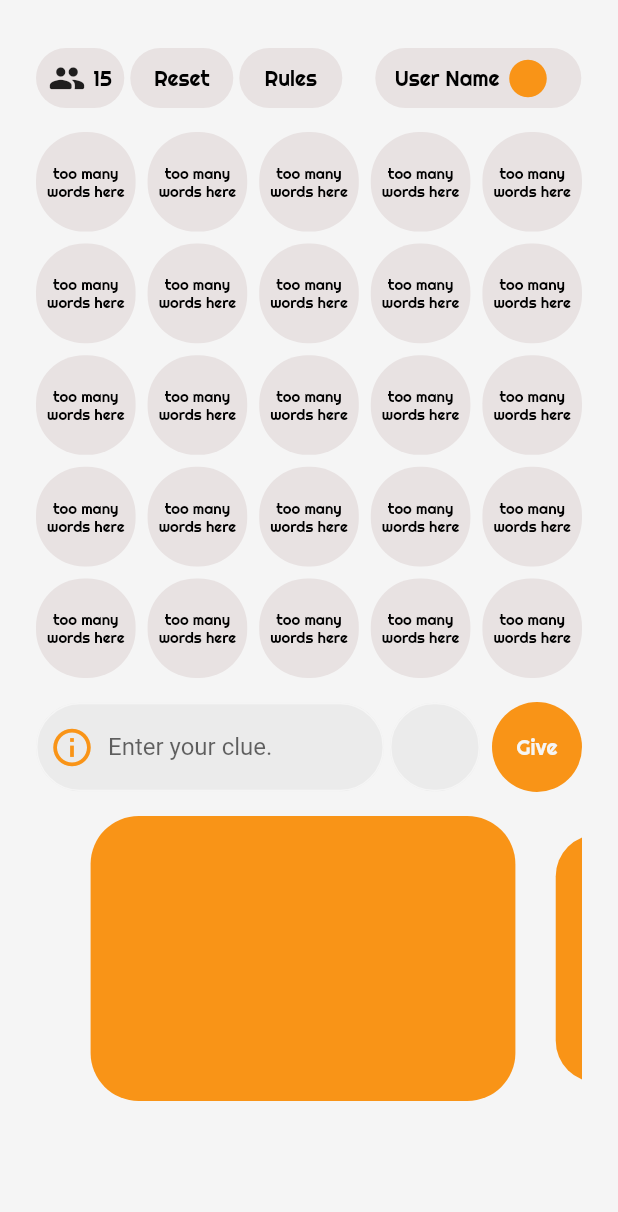
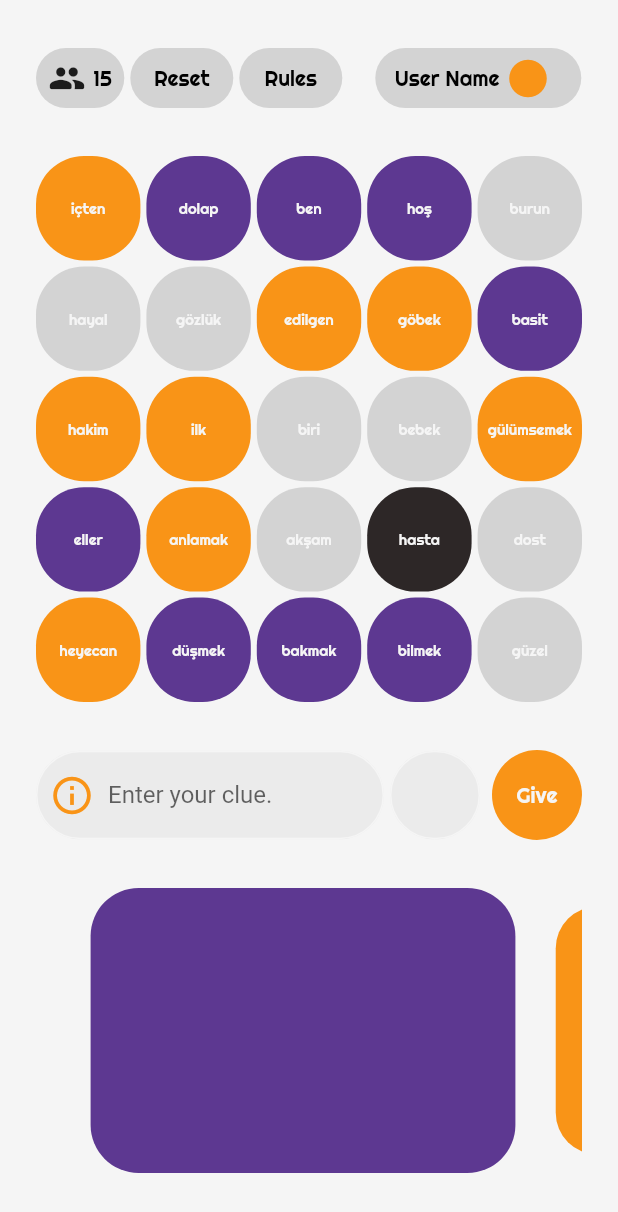
Before and after one commit to umutcanszoglu/mindmatcher, a Flutter app: the CreateRoomPage screen opened directly, after a tap on "Create", on a phone screen of 412 x 824 dp. Shown: the top 1212 px of the screen. Run offline on Flutter 3.47's test engine with Material 2 defaults, Android fonts, the phone set to English and light mode, and no system bars; drawn by our look-alikes of carousel_slider; our stand-ins replace get, google_fonts, lottie.

Commit message:
teams and word colors added.

```diff
--- /dev/null
+++ b/lib/consts/const.dart
@@ -0,0 +1,155 @@
+class Const {
+  static const randomWords = <String>[
+    'açık',
+    'ağaç',
+    'akşam',
+    'alışveriş',
+    'anlamak',
+    'anne',
+    'araba',
+    'arkadaş',
+    'asansör',
+    'ayak',
+    'aynı',
+    'ayrı',
+    'ağlamak',
+    'babam',
+    'bahar',
+    'bakmak',
+    'balık',
+    'banyo',
+    'basit',
+    'başka',
+    'bebek',
+    'bedava',
+    'beklemek',
+    'belki',
+    'ben',
+    'beslenmek',
+    'beyaz',
+    'bilet',
+    'bilmek',
+    'birçok',
+    'biri',
+    'bitki',
+    'böyle',
+    'bu',
+    'bulmak',
+    'burada',
+    'burun',
+    'buzağı',
+    'büyük',
+    'caddesi',
+    'cam',
+    'camii',
+    'cansız',
+    'cevap',
+    'cuma',
+    'çalışmak',
+    'çamaşır',
+    'çamur',
+    'çevre',
+    'çiçek',
+    'çikolata',
+    'çizmek',
+    'çocuk',
+    'çok',
+    'çorba',
+    'dağ',
+    'dalga',
+    'davranmak',
+    'defter',
+    'deli',
+    'deniz',
+    'derece',
+    'dergi',
+    'dert',
+    'değişmek',
+    'diğer',
+    'dikkat',
+    'dilemek',
+    'dilenci',
+    'dinlemek',
+    'doktor',
+    'dolap',
+    'domuz',
+    'dost',
+    'dünya',
+    'düşmek',
+    'düşünmek',
+    'ebeveyn',
+    'edilgen',
+    'efendi',
+    'ehliyet',
+    'ekonomik',
+    'elektrik',
+    'eller',
+    'emekli',
+    'emlak',
+    'engel',
+    'etmek',
+    'evet',
+    'eylül',
+    'farklı',
+    'fatura',
+    'fırtına',
+    'fikir',
+    'film',
+    'filozof',
+    'fındık',
+    'fırsat',
+    'fizik',
+    'fotograf',
+    'futbol',
+    'garson',
+    'gazete',
+    'gece',
+    'geldi',
+    'gemi',
+    'geniş',
+    'gerçek',
+    'giyim',
+    'göbek',
+    'gökyüzü',
+    'gölge',
+    'göndermek',
+    'görmek',
+    'gözlük',
+    'gözyaşı',
+    'gülümsemek',
+    'güneş',
+    'güzel',
+    'hakim',
+    'hala',
+    'halk',
+    'halı',
+    'hasta',
+    'hayal',
+    'hazine',
+    'hep',
+    'hepsi',
+    'heyecan',
+    'hikaye',
+    'hizmet',
+    'hoş',
+    'hükümet',
+    'içmek',
+    'içten',
+    'ihtiyaç',
+    'ilginç',
+    'ilk',
+    'imkansız',
+    'isim',
+    'işaret',
+    'istasyon',
+    'italyan',
+    'itiraf',
+    'iyi',
+    'jandarma',
+    'joker',
+    'judo',
+    'jurnal',
+    'kabul',
+    'kadın',
+  ];
+}
--- a/lib/consts/teams.dart
+++ b/lib/consts/teams.dart
@@ -1,9 +1,9 @@
 import 'package:mindmatcher/consts/theme.dart';
-import 'package:mindmatcher/widgets/teams_card.dart';
+import 'package:mindmatcher/models/team_model.dart';
 
 class Teams {
-  static final teams = <TeamsCard>[
-    const TeamsCard(color: orange),
-    const TeamsCard(color: purple),
+  static final teams = <TeamModel>[
+    TeamModel(teamColor: purple),
+    TeamModel(teamColor: orange),
   ];
 }
--- a/lib/consts/theme.dart
+++ b/lib/consts/theme.dart
@@ -4,10 +4,11 @@ import 'package:google_fonts/google_fonts.dart';
 
 const purple = Color(0xff5D3891);
 const orange = Color(0xffF99417);
-const dirtyWhite = Color(0xffE8E2E2);
+const dirtyWhite = Color.fromARGB(255, 211, 211, 211);
 const white = Color(0xffF5F5F5);
 const green = Color(0xff628c36);
 const red = Color(0xffCF0A0A);
+const black = Color(0xff2D2727);
 
 class FontStyles {
   static TextStyle headers = GoogleFonts.righteous(
--- a/lib/consts/words.dart
+++ /dev/null
@@ -1,48 +0,0 @@
-List<String> randomWords = [
-  "Giraffe",
-  "Aquarium",
-  "Chrysanthemum",
-  "Harpsichord",
-  "Kangaroo",
-  "Lampshade",
-  "Mongoose",
-  "Nostalgia",
-  "Ostrich",
-  "Pterodactyl",
-  "Quagmire",
-  "Rhododendron",
-  "Salamander",
-  "Tambourine",
-  "Umbrella",
-  "Volcano",
-  "Waterfall",
-  "Xylophone",
-  "Yellow",
-  "Zucchini",
-  "Anemone",
-  "Basilica",
-  "Carnival",
-  "Dandelion",
-  "Euphoria",
-  "Flamingo",
-  "Gargoyle",
-  "Hedgehog",
-  "Iguana",
-  "Jaguar",
-  "Kilometer",
-  "Lavender",
-  "Marmalade",
-  "Nectarine",
-  "Orchid",
-  "Peppermint",
-  "Quicksand",
-  "Raspberry",
-  "Sapphire",
-  "Thunderbolt",
-  "Umbilical",
-  "Vermillion",
-  "Whirlwind",
-  "Xenophobia",
-  "Yesteryear",
-  "Zodiac"
-];
--- /dev/null
+++ b/lib/controllers/clue_controller.dart
@@ -0,0 +1,26 @@
+import 'package:flutter/widgets.dart';
+import 'package:get/get.dart';
+import 'package:mindmatcher/consts/theme.dart';
+import 'package:mindmatcher/utils/helpers.dart';
+
+class ClueController extends GetxController {
+  final clue = TextEditingController();
+  final clueCount = TextEditingController();
+
+  @override
+  void onClose() {
+    clue.dispose();
+    clueCount.dispose();
+    super.onClose();
+  }
+
+  void getClues() {
+    Helpers.snackbar(clue.text.trim(), clueCount.text.trim(), purple);
+    resetFields();
+  }
+
+  void resetFields() {
+    clue.text = "";
+    clueCount.text = "";
+  }
+}
--- /dev/null
+++ b/lib/controllers/word_controller.dart
@@ -0,0 +1,44 @@
+import 'dart:math';
+
+import 'package:get/get.dart';
+import 'package:mindmatcher/consts/const.dart';
+import 'package:mindmatcher/consts/theme.dart';
+import 'package:mindmatcher/models/word_model.dart';
+
+class WordController extends GetxController {
+  final wordModels = <WordModel>[].obs;
+
+  @override
+  void onInit() {
+    getWords();
+    super.onInit();
+  }
+
+  void getWords() {
+    final temp = <String>[];
+    temp.addAll(Const.randomWords);
+
+    for (int i = 0; i < 25; i++) {
+      final num = Random().nextInt(temp.length);
+      final word = temp.removeAt(num);
+
+      if (i < 8) {
+        final entity = WordModel(word: word, color: purple);
+        wordModels.add(entity);
+      }
+      if (i >= 8 && i < 16) {
+        final entity = WordModel(word: word, color: orange);
+        wordModels.add(entity);
+      }
+      if (i >= 16 && i < 24) {
+        final entity = WordModel(word: word, color: dirtyWhite);
+        wordModels.add(entity);
+      }
+      if (i >= 24) {
+        final entity = WordModel(word: word, color: black);
+        wordModels.add(entity);
+      }
+    }
+    wordModels.shuffle();
+  }
+}
--- /dev/null
+++ b/lib/models/team_model.dart
@@ -0,0 +1,9 @@
+// ignore_for_file: public_member_api_docs, sort_constructors_first
+import 'package:flutter/material.dart';
+
+class TeamModel {
+  Color teamColor;
+  TeamModel({
+    required this.teamColor,
+  });
+}
--- /dev/null
+++ b/lib/models/word_model.dart
@@ -0,0 +1,10 @@
+import 'package:flutter/material.dart';
+
+class WordModel {
+  WordModel({
+    required this.word,
+    required this.color,
+  });
+  String word;
+  Color color;
+}
--- a/lib/screens/game_page.dart
+++ b/lib/screens/game_page.dart
@@ -1,5 +1,8 @@
 import 'package:flutter/material.dart';
+import 'package:get/get.dart';
 import 'package:mindmatcher/consts/theme.dart';
+import 'package:mindmatcher/controllers/clue_controller.dart';
+import 'package:mindmatcher/controllers/word_controller.dart';
 import 'package:mindmatcher/widgets/clue.dart';
 import 'package:mindmatcher/widgets/my_carousel.dart';
 import 'package:mindmatcher/widgets/my_grid.dart';
@@ -10,6 +13,9 @@ class GamePage extends StatelessWidget {
 
   @override
   Widget build(BuildContext context) {
+    final wordController = Get.put(WordController());
+    final clueController = Get.put(ClueController());
+
     return Scaffold(
       backgroundColor: white,
       body: SafeArea(
@@ -17,14 +23,14 @@ class GamePage extends StatelessWidget {
           padding: const EdgeInsets.symmetric(horizontal: 24, vertical: 32),
           child: ListView(
             physics: const BouncingScrollPhysics(),
-            children: const [
-              TopBarWidget(),
-              SizedBox(height: 16),
-              Flexible(child: MyGrid()),
-              SizedBox(height: 16),
-              ClueWidget(),
-              SizedBox(height: 16),
-              MyCarousel(),
+            children: [
+              const TopBarWidget(),
+              const SizedBox(height: 32),
+              Flexible(child: MyGrid(wordModels: wordController.wordModels)),
+              const SizedBox(height: 32),
+              ClueWidget(controller: clueController),
+              const SizedBox(height: 32),
+              const MyCarousel(),
             ],
           ),
         ),
--- /dev/null
+++ b/lib/utils/helpers.dart
@@ -0,0 +1,17 @@
+import 'package:flutter/material.dart';
+import 'package:get/get.dart';
+import 'package:mindmatcher/consts/theme.dart';
+
+class Helpers {
+  static void snackbar(String title, String msg, Color color) {
+    Get.snackbar(
+      title,
+      msg,
+      snackPosition: SnackPosition.TOP,
+      colorText: white,
+      margin: const EdgeInsets.all(20),
+      backgroundColor: color,
+      duration: const Duration(seconds: 2),
+    );
+  }
+}
--- a/lib/widgets/clue.dart
+++ b/lib/widgets/clue.dart
@@ -1,18 +1,24 @@
 import 'package:flutter/material.dart';
 import 'package:mindmatcher/consts/icons.dart';
 import 'package:mindmatcher/consts/theme.dart';
+import 'package:mindmatcher/controllers/clue_controller.dart';
 import 'package:mindmatcher/widgets/my_button.dart';
 import 'package:mindmatcher/widgets/my_textfield.dart';
 
 class ClueWidget extends StatelessWidget {
-  const ClueWidget({super.key});
+  const ClueWidget({
+    super.key,
+    required this.controller,
+  });
+  final ClueController controller;
 
   @override
   Widget build(BuildContext context) {
     return Row(
       children: [
-        const Expanded(
+        Expanded(
           child: MyTextField(
+            controller: controller.clue,
             prefixIcon: infoIcon,
             prefixIconColor: orange,
             borderColor: white,
@@ -20,15 +26,17 @@ class ClueWidget extends StatelessWidget {
           ),
         ),
         const SizedBox(width: 4),
-        const SizedBox(
+        SizedBox(
           width: 60,
           child: MyTextField(
+            controller: controller.clueCount,
             borderColor: white,
             keyboardType: TextInputType.number,
           ),
         ),
         const SizedBox(width: 8),
         MyButton(
+          onTap: () => controller.getClues(),
           width: 60,
           height: 60,
           color: orange,
--- a/lib/widgets/game_card.dart
+++ b/lib/widgets/game_card.dart
@@ -2,19 +2,21 @@ import 'package:flutter/material.dart';
 import 'package:mindmatcher/consts/theme.dart';
 
 class GameCard extends StatelessWidget {
-  const GameCard({super.key});
+  const GameCard({super.key, required this.text, required this.color});
+  final String text;
+  final Color color;
 
   @override
   Widget build(BuildContext context) {
     return Container(
       decoration: BoxDecoration(
-        color: dirtyWhite,
+        color: color,
         borderRadius: BorderRadius.circular(32),
       ),
       child: Center(
         child: Text(
-          "too many words here",
-          style: FontStyles.gameBlack,
+          text,
+          style: FontStyles.gameWhite,
           textAlign: TextAlign.center,
         ),
       ),
--- a/lib/widgets/my_carousel.dart
+++ b/lib/widgets/my_carousel.dart
@@ -1,7 +1,6 @@
 import 'package:carousel_slider/carousel_slider.dart';
 import 'package:flutter/material.dart';
 import 'package:mindmatcher/consts/teams.dart';
-import 'package:mindmatcher/consts/theme.dart';
 import 'package:mindmatcher/widgets/teams_card.dart';
 
 class MyCarousel extends StatelessWidget {
@@ -19,11 +18,9 @@ class MyCarousel extends StatelessWidget {
       items: Teams.teams.map((i) {
         return Builder(
           builder: (BuildContext context) {
-            return const Padding(
-              padding: EdgeInsets.only(right: 8.0),
-              child: TeamsCard(
-                color: orange,
-              ),
+            return Padding(
+              padding: const EdgeInsets.only(right: 8.0),
+              child: TeamsCard(team: i),
             );
           },
         );
--- a/lib/widgets/my_grid.dart
+++ b/lib/widgets/my_grid.dart
@@ -1,24 +1,24 @@
 import 'package:flutter/material.dart';
 import 'package:get/get.dart';
+import 'package:mindmatcher/models/word_model.dart';
 import 'package:mindmatcher/widgets/game_card.dart';
 
 class MyGrid extends StatelessWidget {
-  const MyGrid({super.key});
-
+  const MyGrid({super.key, required this.wordModels});
+  final List<WordModel> wordModels;
   @override
   Widget build(BuildContext context) {
-    return GridView(
+    return Obx(
+      () => GridView(
         shrinkWrap:
             true, // belirli bir boy yoksa boy varmış gibi gösterir. col içinde listview vb kullanacksan vereceksin.
         physics: const NeverScrollableScrollPhysics(),
         gridDelegate: SliverGridDelegateWithMaxCrossAxisExtent(
-        crossAxisSpacing: 8.0,
-        mainAxisSpacing: 8.0,
+          crossAxisSpacing: 4.0,
+          mainAxisSpacing: 4.0,
           maxCrossAxisExtent: Get.width * 0.2,
         ),
-      children: List.generate(
-        25,
-        (index) => const GameCard(),
+        children: wordModels.map((e) => GameCard(text: e.word, color: e.color)).toList(),
       ),
     );
   }
--- a/lib/widgets/my_textfield.dart
+++ b/lib/widgets/my_textfield.dart
@@ -17,6 +17,7 @@ class MyTextField extends StatelessWidget {
     this.suffixIconColor,
     this.borderColor = orange,
     this.keyboardType,
+    this.controller,
   });
   final String? hintText;
   final Color? textColor;
@@ -31,10 +32,12 @@ class MyTextField extends StatelessWidget {
   final Color? suffixIconColor;
   final Color borderColor;
   final TextInputType? keyboardType;
+  final TextEditingController? controller;
 
   @override
   Widget build(BuildContext context) {
     return TextField(
+      controller: controller,
       keyboardType: keyboardType,
       obscureText: isObscure,
       style: TextStyle(color: textColor),
--- a/lib/widgets/teams_card.dart
+++ b/lib/widgets/teams_card.dart
@@ -1,8 +1,12 @@
 import 'package:flutter/material.dart';
+import 'package:mindmatcher/models/team_model.dart';
 
 class TeamsCard extends StatelessWidget {
-  const TeamsCard({super.key, this.color});
-  final Color? color;
+  const TeamsCard({
+    super.key,
+    required this.team,
+  });
+  final TeamModel team;
 
   @override
   Widget build(BuildContext context) {
@@ -10,7 +14,7 @@ class TeamsCard extends StatelessWidget {
       width: double.infinity,
       height: 190,
       decoration: BoxDecoration(
-        color: color,
+        color: team.teamColor,
         borderRadius: BorderRadius.circular(32),
       ),
     );
```
Lines whose indentation alone changed are shown as unchanged.
